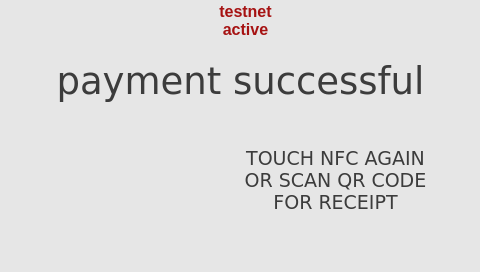
Before: the Qt Designer form xbterminal/gui/ui.ui in alexykot/xbterminal-firmware, drawn with Qt 5.
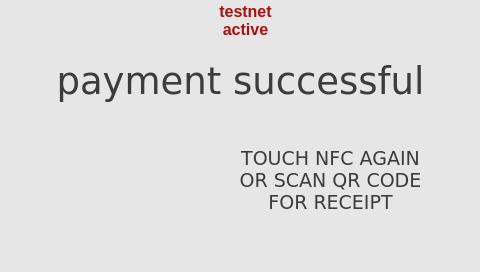
After: the same form once the commit is applied. The open tabs and pages were chosen to show the change. Icons and pictures are not drawn.

Commit message: Large buttons, updated translations

```diff
--- a/xbterminal/gui/ui.ui
+++ b/xbterminal/gui/ui.ui
@@ -1752,9 +1752,9 @@
     <widget class="QLabel" name="touch_for_receipt_lbl">
      <property name="geometry">
       <rect>
-       <x>230</x>
+       <x>210</x>
        <y>100</y>
-       <width>211</width>
+       <width>241</width>
        <height>81</height>
       </rect>
      </property>
```
Left out of the diff: 4 changed lines with no effect on the pictures. The commit also changes 5 other files.
